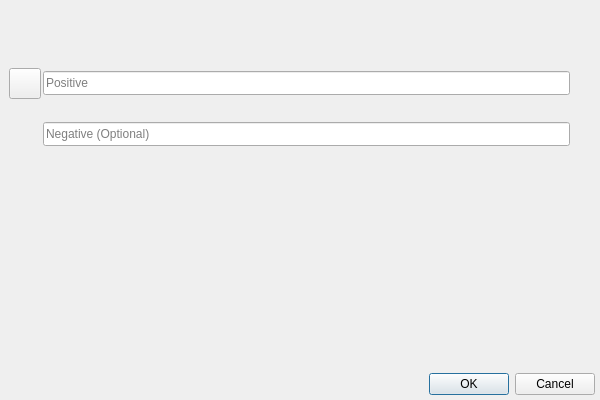
Old version of the form ui/plot_value_editor_dialog.ui in the repository zkovari/plotlyst.
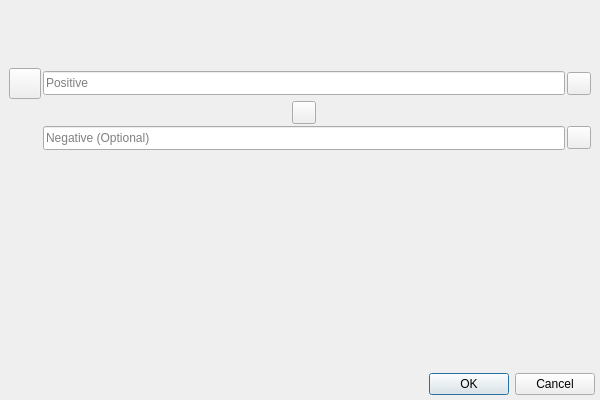
New version of the form. Custom widgets are drawn as their Qt base class.

```diff
--- a/ui/plot_value_editor_dialog.ui
+++ b/ui/plot_value_editor_dialog.ui
@@ -102,9 +102,6 @@
        <property name="focusPolicy">
         <enum>Qt::NoFocus</enum>
        </property>
-       <property name="styleSheet">
-        <string notr="true">border: 0px;</string>
-       </property>
        <property name="text">
         <string/>
        </property>
@@ -150,9 +147,6 @@
        <property name="focusPolicy">
         <enum>Qt::NoFocus</enum>
        </property>
-       <property name="styleSheet">
-        <string notr="true">border: 0px;</string>
-       </property>
        <property name="text">
         <string/>
        </property>
@@ -163,9 +157,6 @@
        <property name="focusPolicy">
         <enum>Qt::NoFocus</enum>
        </property>
-       <property name="styleSheet">
-        <string notr="true">border: 0px;</string>
-       </property>
        <property name="text">
         <string/>
        </property>
@@ -221,15 +212,16 @@
   </layout>
  </widget>
  <customwidgets>
-  <customwidget>
-   <class>SecondaryActionToolButton</class>
-   <extends>QToolButton</extends>
-   <header>src.main.python.plotlyst.view.widget.button</header>
-  </customwidget>
   <customwidget>
    <class>Subtitle</class>
    <extends>QWidget</extends>
    <header>src.main.python.plotlyst.view.widget.display</header>
+   <container>1</container>
+  </customwidget>
+  <customwidget>
+   <class>SecondaryActionToolButton</class>
+   <extends>QToolButton</extends>
+   <header>src.main.python.plotlyst.view.widget.button</header>
   </customwidget>
  </customwidgets>
  <resources/>
```
Left out of the diff: 9 changed lines with no effect on the pictures.
